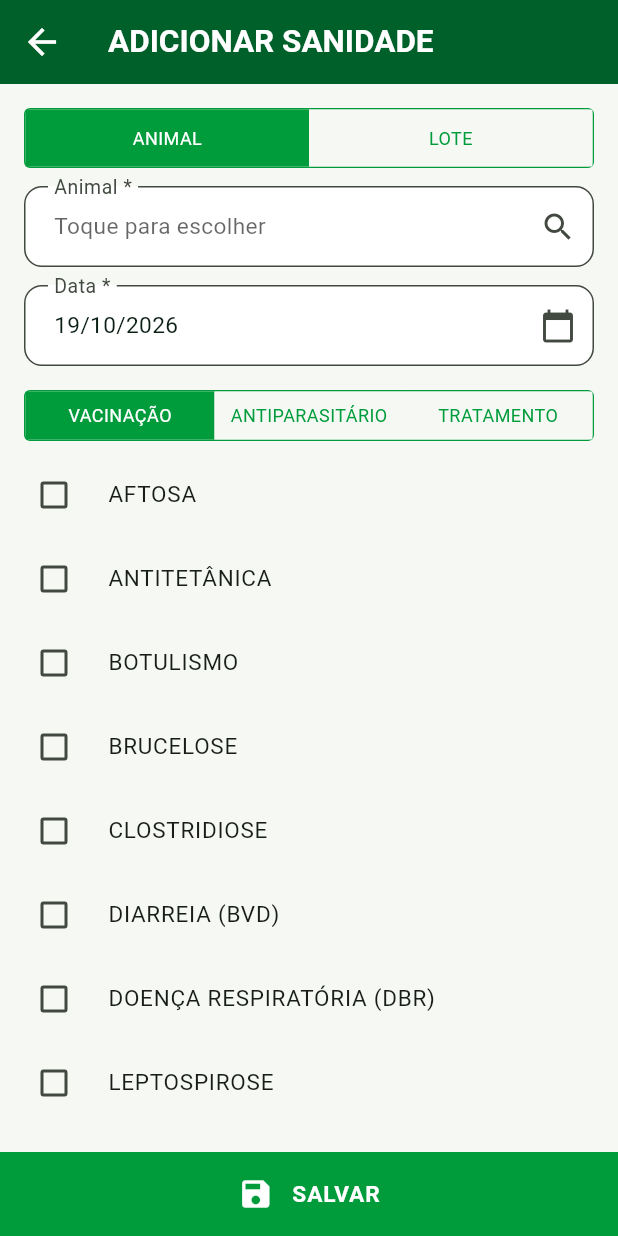
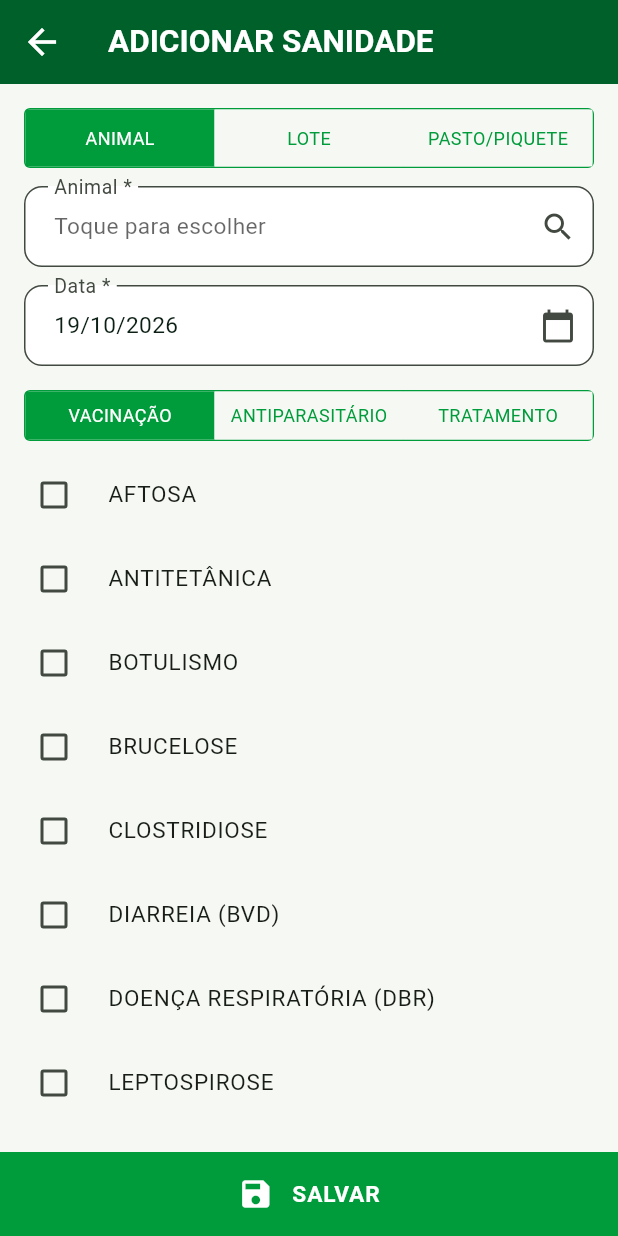
Before and after one commit to jairobraga01/eito-gestao-rural, a Flutter app: the SanidadeFormPage screen opened directly, after a tap on "ANIMAL", on a phone screen of 412 x 824 dp. Run offline on Flutter 3.47's test engine with Material 3 defaults, Android fonts, the phone set to English and light mode, and no system bars; our stand-ins replace cloud_firestore, connectivity_plus, firebase_auth, firebase_core, flutter_map, geolocator and 4 more; missing offline and left inert: dart:js_interop; accounts and stored records are empty; statements that could not run were skipped.

Commit message:
Sanidade e pesagem de lote: escolher por Pasto/Piquete
Co-Authored-By: Claude Sonnet 5.5 <noreply@anthropic.com>
Claude-Session: https://claude.ai/code/session_01GriFy7gWiBDkNEAaFmXo1w

```diff
--- a/lib/telas/sanidade.dart
+++ b/lib/telas/sanidade.dart
@@ -165,10 +165,14 @@ class SanidadeFormPage extends StatefulWidget {
 }
 
 class _SanidadeFormPageState extends State<SanidadeFormPage> {
-  late bool porLote = widget.animal == null;
+  // 0 = animal, 1 = lote, 2 = pasto/piquete.
+  late int modo = widget.animal == null ? 1 : 0;
+  bool get porLote => modo != 0;
   late Reg? animal = widget.animal;
   int? loteId;
+  int? piqueteId;
   List<Reg> lotes = [];
+  List<Reg> piquetes = [];
   List<Reg> doLote = [];
   final marcadosLote = <int>{};
   String data = hojeIso();
@@ -190,6 +194,9 @@ class _SanidadeFormPageState extends State<SanidadeFormPage> {
     Db.lotes(soAtivos: true).then((v) {
       if (mounted) setState(() => lotes = v);
     });
+    Db.piquetes().then((v) {
+      if (mounted) setState(() => piquetes = v);
+    });
   }
 
   @override
@@ -205,10 +212,34 @@ class _SanidadeFormPageState extends State<SanidadeFormPage> {
     if (!mounted) return;
     setState(() {
       loteId = id;
+      piqueteId = null;
       doLote = v;
       marcadosLote
         ..clear()
         ..addAll(v.map((a) => a['id'] as int));
+    });
+  }
+
+  Future<void> _escolherPiquete(int? id) async {
+    final v = id == null ? <Reg>[] : await Db.animais(piqueteId: id, soAtivos: true);
+    if (!mounted) return;
+    setState(() {
+      piqueteId = id;
+      loteId = null;
+      doLote = v;
+      marcadosLote
+        ..clear()
+        ..addAll(v.map((a) => a['id'] as int));
+    });
+  }
+
+  void _trocarModo(int i) {
+    setState(() {
+      modo = i;
+      loteId = null;
+      piqueteId = null;
+      doLote = [];
+      marcadosLote.clear();
     });
   }
 
@@ -229,8 +260,8 @@ class _SanidadeFormPageState extends State<SanidadeFormPage> {
     }
     final List<int> ids;
     if (porLote) {
-      if (loteId == null) {
-        avisar(context, 'Escolha o lote.');
+      if (modo == 1 ? loteId == null : piqueteId == null) {
+        avisar(context, modo == 1 ? 'Escolha o lote.' : 'Escolha o pasto/piquete.');
         return;
       }
       ids = marcadosLote.toList();
@@ -247,7 +278,7 @@ class _SanidadeFormPageState extends State<SanidadeFormPage> {
     }
     setState(() => salvando = true);
     final nota = [
-      if (porLote) 'Aplicado em $porcentagem% do lote',
+      if (porLote) 'Aplicado em $porcentagem% ${modo == 1 ? 'do lote' : 'do pasto/piquete'}',
       if (nulo(obs.text) != null) obs.text.trim(),
     ].join(' · ');
     for (final (cat, item) in itens) {
@@ -277,28 +308,34 @@ class _SanidadeFormPageState extends State<SanidadeFormPage> {
         padding: const EdgeInsets.fromLTRB(16, 16, 16, 24),
         children: [
           Segmentos(
-            opcoes: const ['ANIMAL', 'LOTE'],
-            selecionado: porLote ? 1 : 0,
+            opcoes: const ['ANIMAL', 'LOTE', 'PASTO/PIQUETE'],
+            selecionado: modo,
             altura: 40,
-            onChanged: (i) => setState(() => porLote = i == 1),
+            onChanged: _trocarModo,
           ),
           gap,
           if (!porLote)
             AnimalField(label: 'Animal *', animal: animal, onChanged: (a) => setState(() => animal = a)),
           if (porLote) ...[
-            lotes.isEmpty
-                ? const Text('Nenhum lote ativo. Cadastre em menu > Lotes.')
-                : escolhaId('Lote *', loteId, lotes, _escolherLote, vazio: 'Escolha'),
+            if (modo == 1)
+              lotes.isEmpty
+                  ? const Text('Nenhum lote ativo. Cadastre em menu > Lotes.')
+                  : escolhaId('Lote *', loteId, lotes, _escolherLote, vazio: 'Escolha')
+            else
+              piquetes.isEmpty
+                  ? const Text('Nenhum pasto/piquete cadastrado. Cadastre em menu > Piquete/Pasto.')
+                  : escolhaId('Pasto/Piquete *', piqueteId, piquetes, _escolherPiquete, vazio: 'Escolha'),
             if (doLote.isNotEmpty) ...[
               gap,
               InputDecorator(
-                decoration: const InputDecoration(
-                    labelText: 'Porcentagem do lote', prefixIcon: Icon(Icons.percent)),
+                decoration: InputDecoration(
+                    labelText: modo == 1 ? 'Porcentagem do lote' : 'Porcentagem do pasto/piquete',
+                    prefixIcon: const Icon(Icons.percent)),
                 child: Text('$porcentagem%  (${marcadosLote.length} de ${doLote.length} animais)'),
               ),
               ExpansionTile(
                 tilePadding: EdgeInsets.zero,
-                title: const Text('Escolher quais animais do lote'),
+                title: Text(modo == 1 ? 'Escolher quais animais do lote' : 'Escolher quais animais do pasto/piquete'),
                 children: [
                   for (final a in doLote)
                     CheckboxListTile(
@@ -546,7 +583,10 @@ class PesagemLotePage extends StatefulWidget {
 
 class _PesagemLotePageState extends State<PesagemLotePage> {
   List<Reg> lotes = [];
+  List<Reg> piquetes = [];
   int? lote;
+  int? piquete;
+  bool porPiquete = false;
   bool escolhido = false;
   String data = hojeIso();
   String? evento = 'Rotina';
@@ -559,6 +599,9 @@ class _PesagemLotePageState extends State<PesagemLotePage> {
     Db.lotes(soAtivos: true).then((v) {
       if (mounted) setState(() => lotes = v);
     });
+    Db.piquetes().then((v) {
+      if (mounted) setState(() => piquetes = v);
+    });
   }
 
   @override
@@ -570,10 +613,11 @@ class _PesagemLotePageState extends State<PesagemLotePage> {
   }
 
   Future<void> _carregar(int? l) async {
-    final v = await Db.animais(soAtivos: true, loteId: l);
+    final v = await Db.animais(soAtivos: true, loteId: porPiquete ? null : l, piqueteId: porPiquete ? l : null);
     if (!mounted) return;
     setState(() {
-      lote = l;
+      lote = porPiquete ? null : l;
+      piquete = porPiquete ? l : null;
       escolhido = true;
       animais = v;
       for (final a in v) {
@@ -620,7 +664,23 @@ class _PesagemLotePageState extends State<PesagemLotePage> {
       body: ListView(
         padding: const EdgeInsets.all(16),
         children: [
-          escolhaId('Lote', lote, lotes, _carregar, vazio: 'Todos os animais ativos'),
+          Segmentos(
+            opcoes: const ['LOTE', 'PASTO/PIQUETE'],
+            selecionado: porPiquete ? 1 : 0,
+            altura: 40,
+            onChanged: (i) => setState(() {
+              porPiquete = i == 1;
+              lote = null;
+              piquete = null;
+              escolhido = false;
+              animais = [];
+            }),
+          ),
+          gap,
+          if (porPiquete)
+            escolhaId('Pasto/Piquete', piquete, piquetes, _carregar, vazio: 'Todos os animais ativos')
+          else
+            escolhaId('Lote', lote, lotes, _carregar, vazio: 'Todos os animais ativos'),
           if (!escolhido)
             Padding(
               padding: const EdgeInsets.only(top: 8),
@@ -631,7 +691,7 @@ class _PesagemLotePageState extends State<PesagemLotePage> {
           gap,
           escolha('Evento', evento, eventosPesagem, (v) => setState(() => evento = v)),
           const SizedBox(height: 16),
-          if (escolhido && animais.isEmpty) const Text('Nenhum animal ativo neste lote.'),
+          if (escolhido && animais.isEmpty) Text(porPiquete ? 'Nenhum animal ativo neste pasto/piquete.' : 'Nenhum animal ativo neste lote.'),
           for (var i = 0; i < animais.length; i++)
             Padding(
               padding: const EdgeInsets.only(bottom: 8),
```
